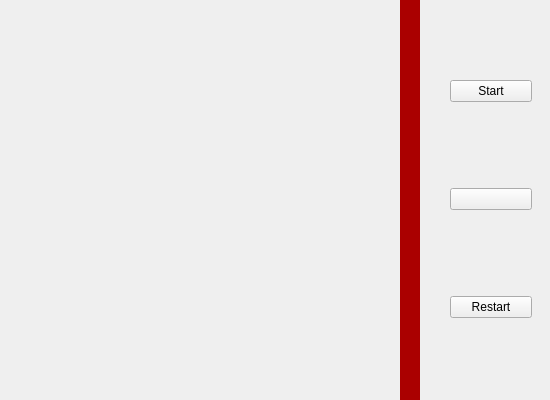
Qt form Snake/widget.ui (Faye-bit/personal-study) before a commit.
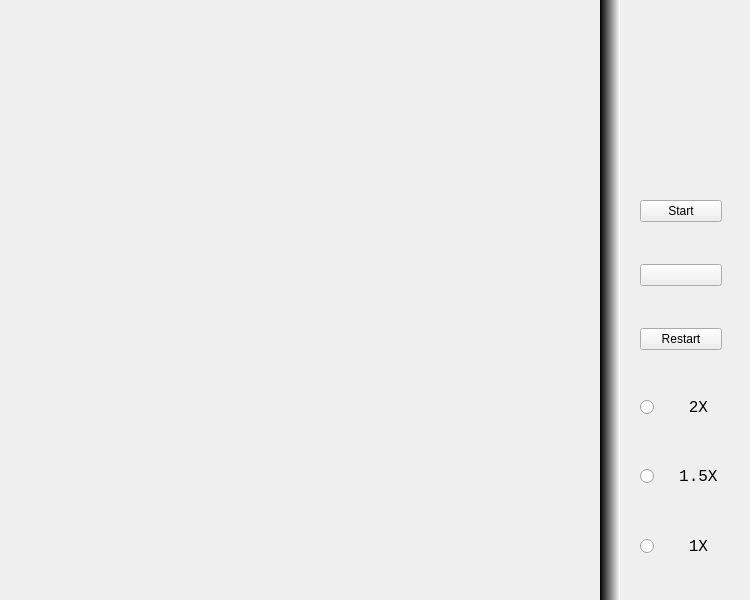
The same form after that commit. Icons and pictures are not drawn.

```diff
--- a/Snake/widget.ui
+++ b/Snake/widget.ui
@@ -6,46 +6,89 @@
    <rect>
     <x>0</x>
     <y>0</y>
-    <width>550</width>
-    <height>400</height>
+    <width>750</width>
+    <height>600</height>
    </rect>
   </property>
   <property name="windowTitle">
    <string>Form</string>
   </property>
-  <widget class="QWidget" name="widget" native="true">
-   <property name="geometry">
-    <rect>
-     <x>0</x>
-     <y>0</y>
-     <width>401</width>
-     <height>400</height>
-    </rect>
-   </property>
-  </widget>
+  <property name="windowIcon">
+   <iconset resource="res.qrc">
+    <normaloff>:/png/pix/snake.png</normaloff>:/png/pix/snake.png</iconset>
+  </property>
   <widget class="QWidget" name="widget_2" native="true">
    <property name="geometry">
     <rect>
-     <x>400</x>
+     <x>600</x>
      <y>0</y>
      <width>20</width>
-     <height>400</height>
+     <height>600</height>
     </rect>
    </property>
    <property name="styleSheet">
-    <string notr="true">background-color: rgb(170, 0, 0);</string>
+    <string notr="true">background-color: qlineargradient(spread:pad, x1:0, y1:0, x2:1, y2:0, stop:0 rgba(0, 0, 0, 255), stop:1 rgba(255, 255, 255, 255));</string>
    </property>
   </widget>
-  <widget class="QWidget" name="">
+  <widget class="QWidget" name="layoutWidget">
    <property name="geometry">
     <rect>
-     <x>450</x>
+     <x>640</x>
      <y>0</y>
      <width>82</width>
-     <height>401</height>
+     <height>601</height>
     </rect>
    </property>
    <layout class="QVBoxLayout" name="VLayoutBtn">
+    <item>
+     <widget class="QLabel" name="LabelHigh">
+      <property name="minimumSize">
+       <size>
+        <width>80</width>
+        <height>40</height>
+       </size>
+      </property>
+      <property name="maximumSize">
+       <size>
+        <width>80</width>
+        <height>40</height>
+       </size>
+      </property>
+      <property name="font">
+       <font>
+        <pointsize>13</pointsize>
+        <bold>true</bold>
+       </font>
+      </property>
+      <property name="text">
+       <string/>
+      </property>
+     </widget>
+    </item>
+    <item>
+     <widget class="QLabel" name="LabelScore">
+      <property name="minimumSize">
+       <size>
+        <width>80</width>
+        <height>40</height>
+       </size>
+      </property>
+      <property name="maximumSize">
+       <size>
+        <width>80</width>
+        <height>40</height>
+       </size>
+      </property>
+      <property name="font">
+       <font>
+        <pointsize>12</pointsize>
+       </font>
+      </property>
+      <property name="text">
+       <string/>
+      </property>
+     </widget>
+    </item>
     <item>
      <widget class="QPushButton" name="btnStart">
       <property name="text">
@@ -63,6 +106,57 @@
       </property>
      </widget>
     </item>
+    <item>
+     <widget class="QRadioButton" name="speed_2x">
+      <property name="maximumSize">
+       <size>
+        <width>80</width>
+        <height>30</height>
+       </size>
+      </property>
+      <property name="font">
+       <font>
+        <family>Consolas</family>
+        <pointsize>12</pointsize>
+       </font>
+      </property>
+      <property name="text">
+       <string>   2X</string>
+      </property>
+     </widget>
+    </item>
+    <item>
+     <widget class="QRadioButton" name="speed_1point5">
+      <property name="font">
+       <font>
+        <family>Consolas</family>
+        <pointsize>12</pointsize>
+       </font>
+      </property>
+      <property name="text">
+       <string>  1.5X</string>
+      </property>
+     </widget>
+    </item>
+    <item>
+     <widget class="QRadioButton" name="speed_1x">
+      <property name="maximumSize">
+       <size>
+        <width>80</width>
+        <height>30</height>
+       </size>
+      </property>
+      <property name="font">
+       <font>
+        <family>Consolas</family>
+        <pointsize>12</pointsize>
+       </font>
+      </property>
+      <property name="text">
+       <string>   1X</string>
+      </property>
+     </widget>
+    </item>
    </layout>
   </widget>
  </widget>
```
Left out of the diff: 6 changed lines with no effect on the pictures.
